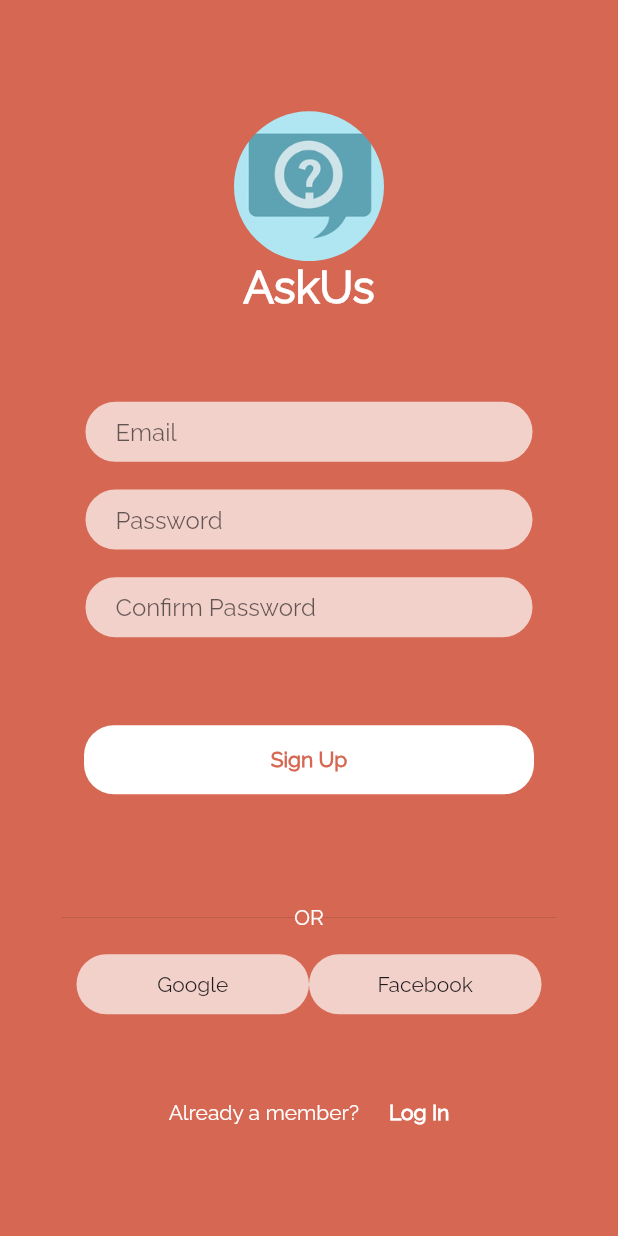
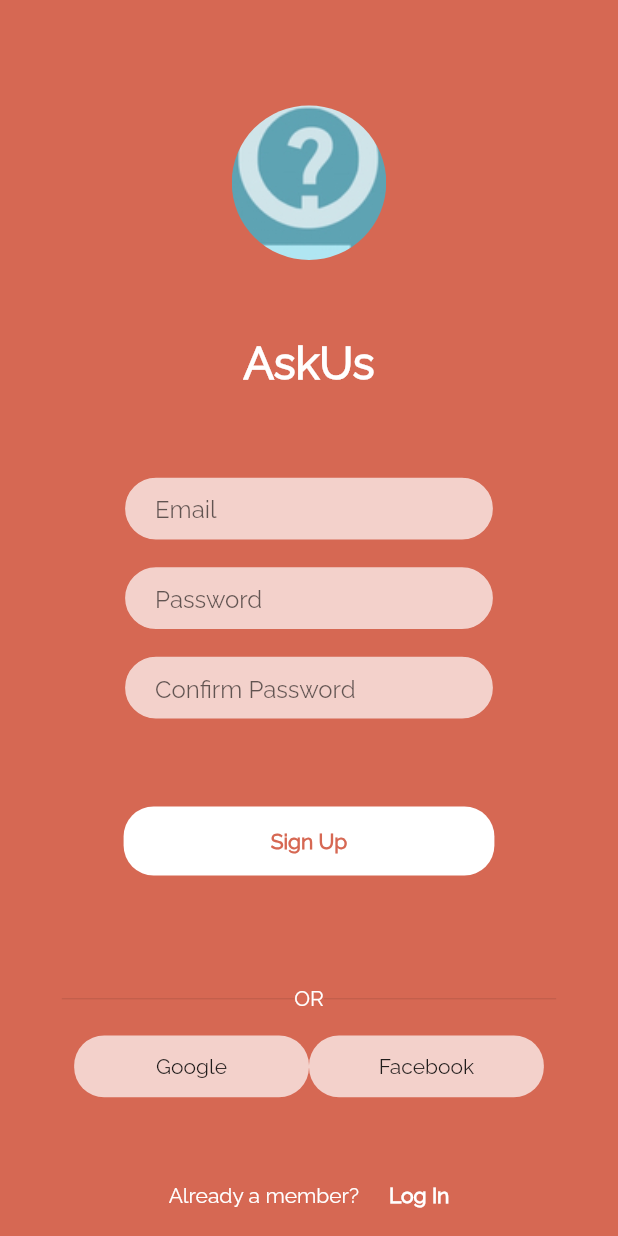
Before and after one commit to opencodeiiita/Ask-Us-Frontend, a Flutter app: the screen it shows after launch, after a tap on "join now", on a phone screen of 412 x 824 dp. Run offline on Flutter 3.47's test engine with Material 2 defaults, Android fonts, the phone set to English and light mode, and no system bars; our stand-ins replace google_fonts, image_picker.

Commit message:
Made the sign up screen responsive

```diff
--- a/lib/sign_up.dart
+++ b/lib/sign_up.dart
@@ -1,20 +1,46 @@
 import 'package:ask_us/login.dart';
 import 'package:ask_us/main.dart';
 import 'package:flutter/material.dart';
+
+class SizeConfig {
+  static late MediaQueryData _mediaQueryData;
+  static late double screenWidth;
+  static late double screenHeight;
+  static late double blockSizeHorizontal;
+  static late double blockSizeVertical;
+  static late double _safeAreaHorizontal;
+  static late double _safeAreaVertical;
+  static late double safeBlockHorizontal;
+  static late double safeBlockVertical;
+
+  void init(BuildContext context) {
+    _mediaQueryData = MediaQuery.of(context);
+    screenWidth = _mediaQueryData.size.width;
+    screenHeight = _mediaQueryData.size.height;
+    blockSizeHorizontal = screenWidth / 100;
+    blockSizeVertical = screenHeight / 100;
+    _safeAreaHorizontal =
+        _mediaQueryData.padding.left + _mediaQueryData.padding.right;
+    _safeAreaVertical =
+        _mediaQueryData.padding.top + _mediaQueryData.padding.bottom;
+    safeBlockHorizontal = (screenWidth - _safeAreaHorizontal) / 100;
+    safeBlockVertical = (screenHeight - _safeAreaVertical) / 100;
+  }
+}
 
 class SignUpScreen extends StatefulWidget {
   const SignUpScreen({Key? key}) : super(key: key);
   @override
   _SignUpScreenState createState() => _SignUpScreenState();
 }
-class _SignUpScreenState extends State<SignUpScreen>
-   {
+
+class _SignUpScreenState extends State<SignUpScreen> {
   TextEditingController nameController = TextEditingController();
   TextEditingController passwordController = TextEditingController();
 
-
   @override
   Widget build(BuildContext context) {
+    SizeConfig().init(context);
     Size size = MediaQuery.of(context).size;
     return Scaffold(
       backgroundColor: Color(0xFFD66853),
@@ -24,16 +50,17 @@ class _SignUpScreenState extends State<SignUpScreen>
           children: <Widget>[
             Hero(
               tag: 'imageHero',
-                              child:Container(
-                             width: 100.00,
-                             height: 100.00,
+              child: Container(
+                  width: SizeConfig.blockSizeHorizontal * 25,
+                  height: SizeConfig.blockSizeVertical * 25,
                   decoration: new BoxDecoration(
                     image: new DecorationImage(
                       image: ExactAssetImage('assets/images/askUslogo.png'),
                       fit: BoxFit.fitHeight,
                     ),
                     shape: BoxShape.circle,
-                             )),),
+                  )),
+            ),
             Text(
               "AskUs",
               textAlign: TextAlign.center,
@@ -44,7 +71,7 @@ class _SignUpScreenState extends State<SignUpScreen>
             ),
             SizedBox(height: size.height * 0.07),
             Container(
-              width: 300,
+              width: SizeConfig.blockSizeHorizontal * 60,
               decoration: BoxDecoration(
                   color: Color(0xFFF3D1CB),
                   borderRadius: BorderRadius.circular(40),
@@ -53,7 +80,7 @@ class _SignUpScreenState extends State<SignUpScreen>
                       color: Color(0xFFD66853),
                       style: BorderStyle.solid)),
               child: Container(
-                height: 40,
+                height: SizeConfig.blockSizeVertical * 5,
                 child: TextField(
                   decoration: InputDecoration(
                       hintText: 'Email',
@@ -65,7 +92,7 @@ class _SignUpScreenState extends State<SignUpScreen>
             ),
             SizedBox(height: size.height * 0.02),
             Container(
-              width: 300,
+              width: SizeConfig.blockSizeHorizontal * 60,
               decoration: BoxDecoration(
                   color: Color(0xFFF3D1CB),
                   borderRadius: BorderRadius.circular(40),
@@ -74,7 +101,7 @@ class _SignUpScreenState extends State<SignUpScreen>
                       color: Color(0xFFD66853),
                       style: BorderStyle.solid)),
               child: Container(
-                height: 40,
+                height: SizeConfig.blockSizeVertical * 5,
                 child: TextField(
                   decoration: InputDecoration(
                       hintText: 'Password',
@@ -86,7 +113,7 @@ class _SignUpScreenState extends State<SignUpScreen>
             ),
             SizedBox(height: size.height * 0.02),
             Container(
-              width: 300,
+              width: SizeConfig.blockSizeHorizontal * 60,
               decoration: BoxDecoration(
                   color: Color(0xFFF3D1CB),
                   borderRadius: BorderRadius.circular(40),
@@ -95,7 +122,7 @@ class _SignUpScreenState extends State<SignUpScreen>
                       color: Color(0xFFD66853),
                       style: BorderStyle.solid)),
               child: Container(
-                height: 40,
+                height: SizeConfig.blockSizeVertical * 5,
                 child: TextField(
                   decoration: InputDecoration(
                       hintText: 'Confirm Password',
@@ -107,14 +134,14 @@ class _SignUpScreenState extends State<SignUpScreen>
             ),
             SizedBox(height: size.height * 0.07),
             GestureDetector(
-              onTap: (){
+              onTap: () {
                 Navigator.push(
                     context,
                     MaterialPageRoute(
                         builder: (BuildContext context) => HomePage()));
               },
               child: Container(
-                width: 300,
+                width: SizeConfig.blockSizeHorizontal * 60,
                 decoration: BoxDecoration(
                     borderRadius: BorderRadius.circular(20),
                     color: Color(0xFFFFFFFF)),
@@ -157,8 +184,8 @@ class _SignUpScreenState extends State<SignUpScreen>
                             builder: (BuildContext context) => HomePage()));
                   },
                   child: Container(
-                    height: 40,
-                    width: 155,
+                    height: SizeConfig.blockSizeVertical * 5,
+                    width: SizeConfig.blockSizeHorizontal * 38,
                     // margin: EdgeInsets.symmetric(horizontal: 10),
                     // padding: EdgeInsets.all(20),
                     decoration: BoxDecoration(
@@ -174,15 +201,15 @@ class _SignUpScreenState extends State<SignUpScreen>
                   ),
                 ),
                 GestureDetector(
-                  onTap: (){
+                  onTap: () {
                     Navigator.push(
                         context,
                         MaterialPageRoute(
                             builder: (BuildContext context) => HomePage()));
                   },
                   child: Container(
-                    height: 40,
-                    width: 155,
+                    height: SizeConfig.blockSizeVertical * 5,
+                    width: SizeConfig.blockSizeHorizontal * 38,
                     // margin: EdgeInsets.symmetric(horizontal: 10),
                     // padding: EdgeInsets.all(20),
                     decoration: BoxDecoration(
```
Lines whose indentation alone changed are shown as unchanged.
